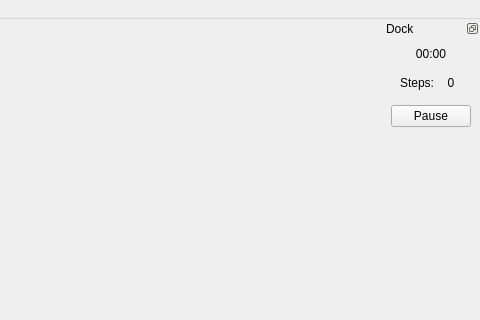
Old version of the form mainwindow.ui in the repository FettGoenner/coma3; both pictures show x 520 to 1000 and y 0 to 320 of the 1000 by 1000 pixel window.
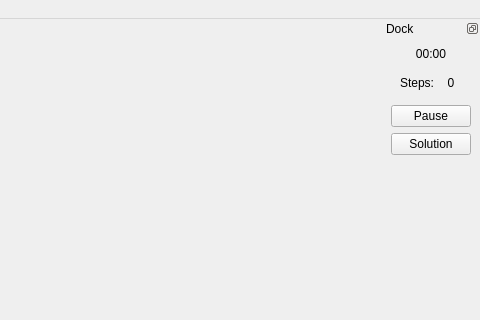
New version of the form.

Diff of the .ui file:
```diff
--- a/mainwindow.ui
+++ b/mainwindow.ui
@@ -111,6 +111,13 @@
        </property>
       </widget>
      </item>
+     <item>
+      <widget class="QPushButton" name="solutionBtn">
+       <property name="text">
+        <string>Solution</string>
+       </property>
+      </widget>
+     </item>
      <item>
       <spacer name="verticalSpacer">
        <property name="orientation">
```
Left out of the diff: 4 changed lines with no effect on the pictures.
